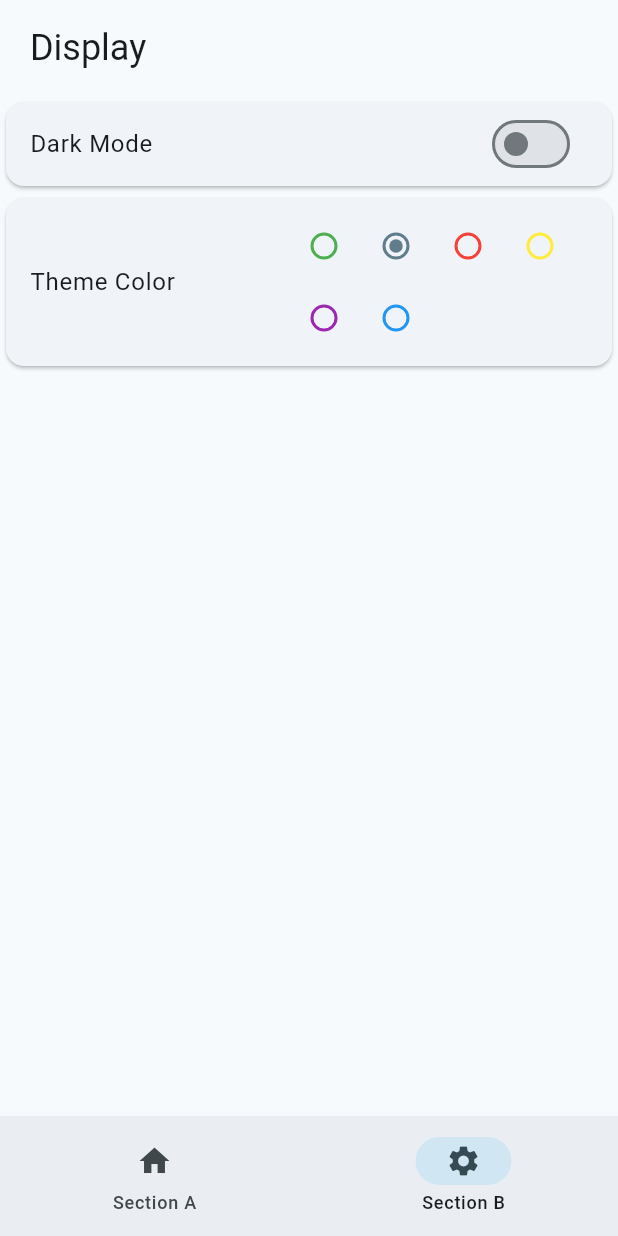
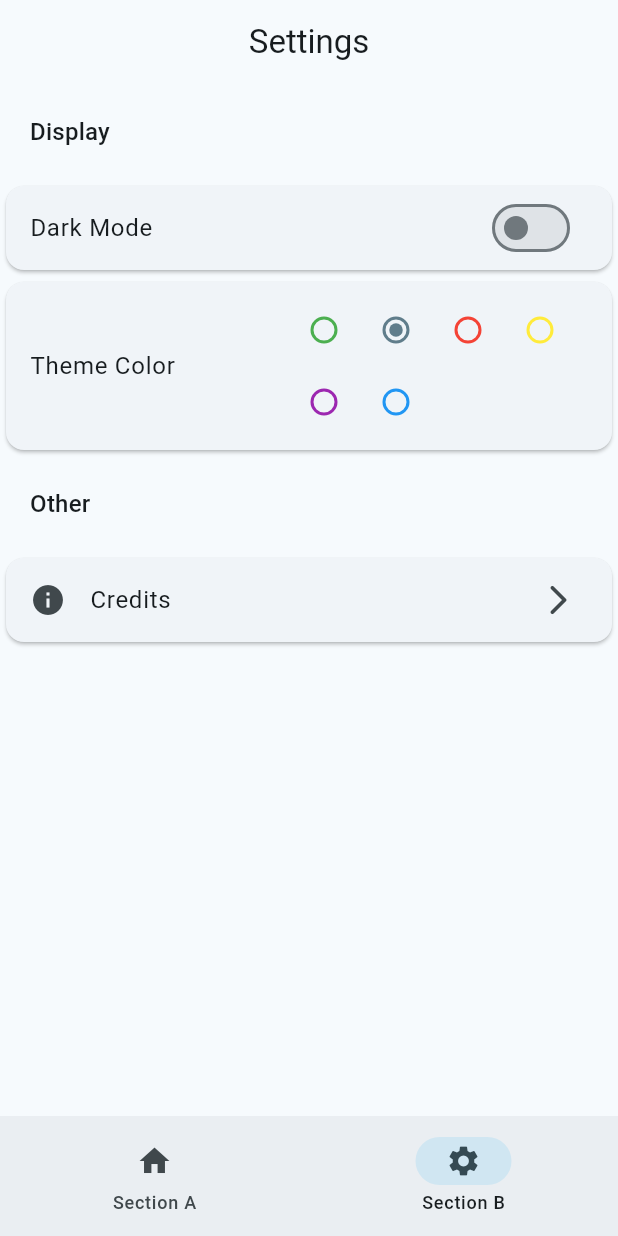
Before and after one commit to mw2gd/flutter-starting-template, a Flutter app: the screen it shows after launch, item 2 of the bottom bar chosen, on a phone screen of 412 x 824 dp. Run offline on Flutter 3.47's test engine with Material 3 defaults, Android fonts, the phone set to English and light mode, and no system bars; our stand-ins replace bloc, flutter_bloc, go_router.

Commit message:
Added Settings Bar

```diff
--- a/lib/screens/settings_page.dart
+++ b/lib/screens/settings_page.dart
@@ -25,6 +25,12 @@ class _SettingsPageState extends State<SettingsPage> {
     return Scaffold(
         body: ListView(
       children: [
+        AppBar(
+            centerTitle: true,
+            scrolledUnderElevation: 0,
+            title: const Text(
+              "Settings",
+            )),
         Column(
           children: [
             Card(
@@ -33,7 +39,7 @@ class _SettingsPageState extends State<SettingsPage> {
                 child: ListTile(
                   title: Text(
                     "Display",
-                    style: Theme.of(context).textTheme.headlineSmall,
+                    style: Theme.of(context).textTheme.titleMedium,
                   ),
                 )),
             Card(
@@ -156,7 +162,41 @@ class _SettingsPageState extends State<SettingsPage> {
                   ],
                 ),
               ),
-            )
+            ),
+            Card(
+                elevation: 0,
+                color: Colors.transparent,
+                child: ListTile(
+                  title: Text(
+                    "Other",
+                    style: Theme.of(context).textTheme.titleMedium,
+                  ),
+                )),
+            Card(
+              child: ListTile(
+                leading: const Icon(Icons.info),
+                title: const Text("Credits"),
+                trailing: const Icon(Icons.arrow_forward_ios_rounded),
+                onTap: () => showDialog<String>(
+                  context: context,
+                  builder: (BuildContext context) => AlertDialog(
+                    scrollable: true,
+                    title: const Text(
+                      'Acknowledgements',
+                      softWrap: false,
+                    ),
+                    content: const Text(
+                        'Lorem ipsum dolor sit amet, consectetur adipiscing elit, sed do eiusmod tempor incididunt ut labore et dolore magna aliqua. Ut enim ad minim veniam, quis nostrud exercitation ullamco laboris nisi ut aliquip ex ea commodo consequat. Duis aute irure dolor in reprehenderit in voluptate velit esse cillum dolore eu fugiat nulla pariatur. Excepteur sint occaecat cupidatat non proident, sunt in culpa qui officia deserunt mollit anim id est laborum.'),
+                    actions: <Widget>[
+                      TextButton(
+                        onPressed: () => Navigator.pop(context, 'OK'),
+                        child: const Text('OK'),
+                      ),
+                    ],
+                  ),
+                ),
+              ),
+            ),
           ],
         )
       ],
```
